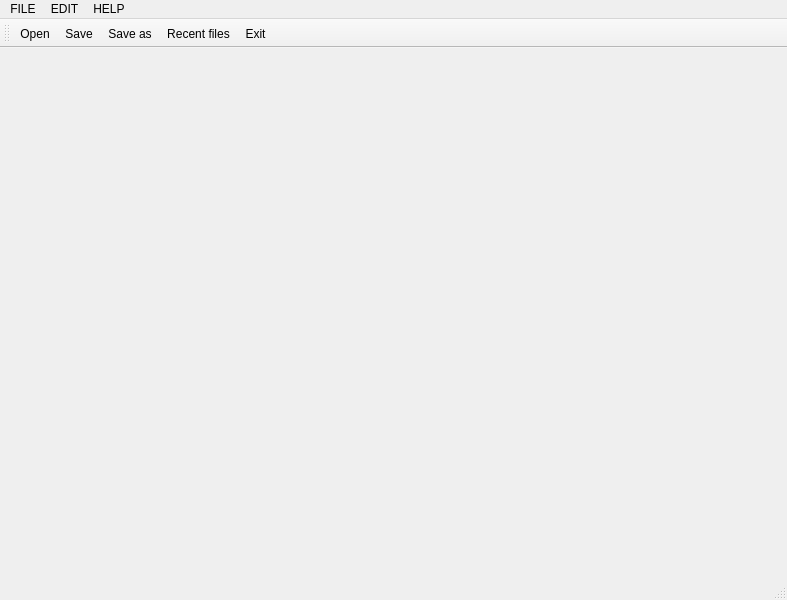
This is Project/App/src/mainwindow.ui in ionutverzea/PracticaSpring2021 as Qt 5 draws it before an edit. The edited form follows.
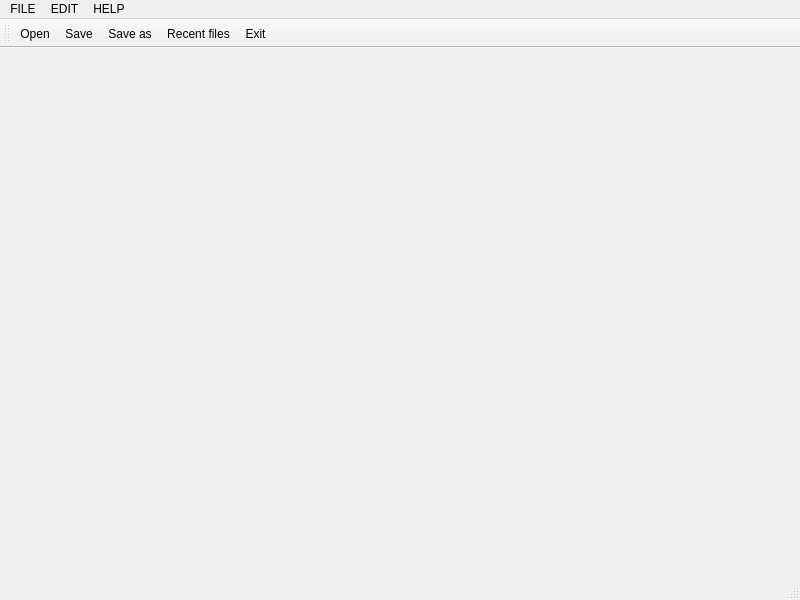
This is the edited form. Icons and pictures are not drawn.

What changed in the file:
```diff
--- a/Project/App/src/mainwindow.ui
+++ b/Project/App/src/mainwindow.ui
@@ -6,7 +6,7 @@
    <rect>
     <x>0</x>
     <y>0</y>
-    <width>787</width>
+    <width>800</width>
     <height>600</height>
    </rect>
   </property>
@@ -14,26 +14,22 @@
    <string>MainWindow</string>
   </property>
   <widget class="QWidget" name="centralwidget">
-   <widget class="QLabel" name="label">
-    <property name="geometry">
-     <rect>
-      <x>0</x>
-      <y>0</y>
-      <width>438</width>
-      <height>348</height>
-     </rect>
-    </property>
-    <property name="text">
-     <string/>
-    </property>
-   </widget>
+   <layout class="QHBoxLayout" name="horizontalLayout">
+    <item>
+     <widget class="QLabel" name="label">
+      <property name="text">
+       <string/>
+      </property>
+     </widget>
+    </item>
+   </layout>
   </widget>
   <widget class="QMenuBar" name="menubar">
    <property name="geometry">
     <rect>
      <x>0</x>
      <y>0</y>
-     <width>787</width>
+     <width>800</width>
      <height>21</height>
     </rect>
    </property>
```
Left out of the diff: 39 changed lines with no effect on the pictures.
